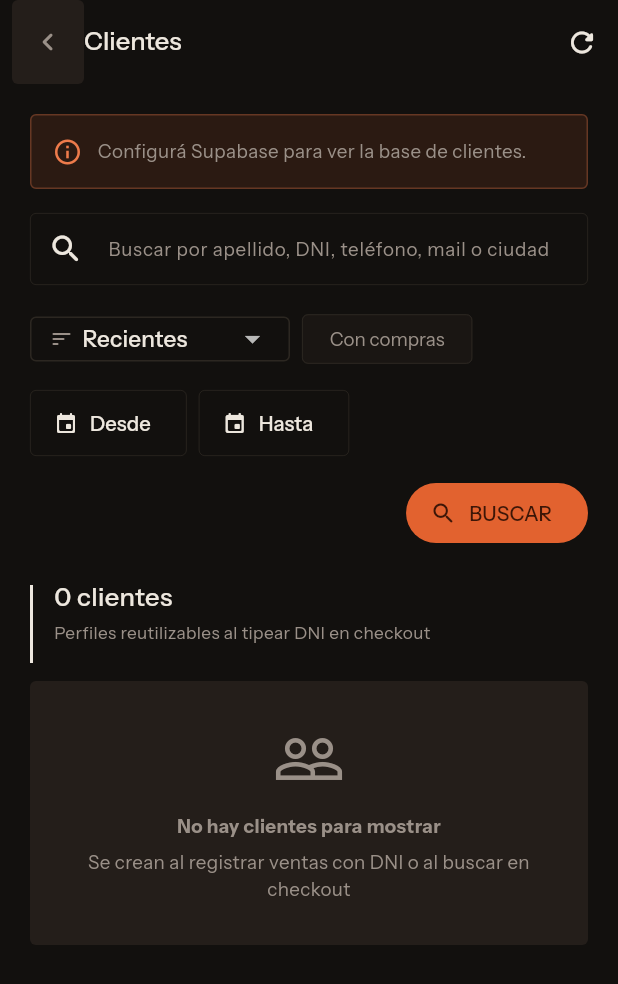
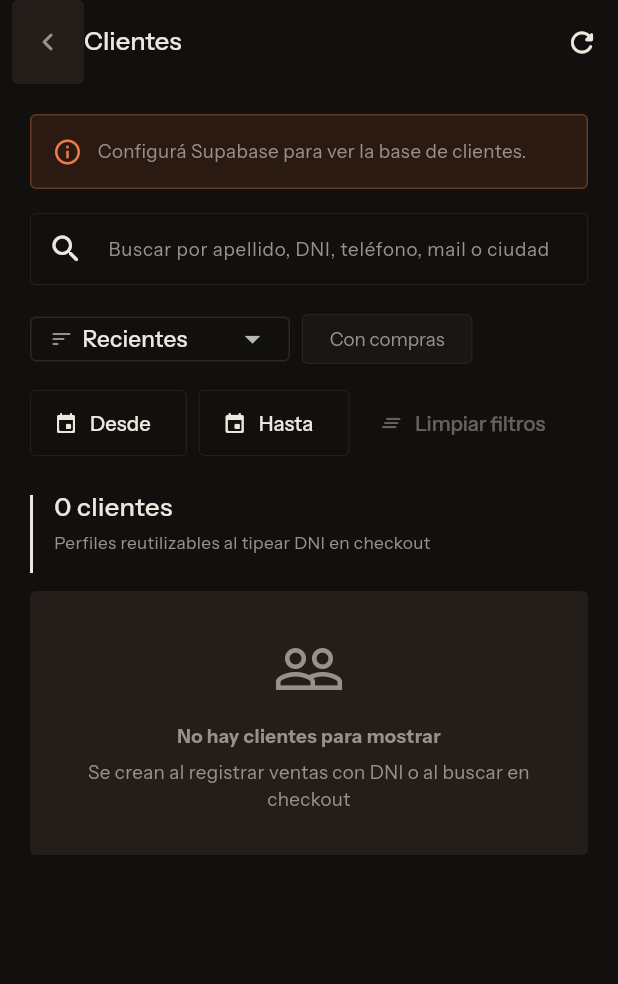
Before and after one commit to ciruela/feria-app, a Flutter app: the AdminClientesScreen screen opened directly, on a phone screen of 412 x 824 dp. Shown: the top 984 px of the screen. Run offline on Flutter 3.47's test engine with Material 3 defaults, Android fonts, the phone set to English and light mode, and no system bars; our stand-ins replace cached_network_image, file_picker, image_picker, pdf, printing, sentry_flutter and 3 more; missing offline and left inert: excel, google_mlkit_text_recognition; accounts and stored records are empty.

Commit message:
feat(clientes): búsqueda en vivo (debounce) y botón limpiar siempre visible
La búsqueda ahora filtra mientras se tipea (debounce 300ms) sin necesidad de
Enter; se quita el botón BUSCAR (redundante). El botón "Limpiar filtros" queda
siempre visible y también limpia el texto de búsqueda.

Co-authored-by: Cursor <cursoragent@cursor.com>

```diff
--- a/lib/screens/admin/admin_clientes_screen.dart
+++ b/lib/screens/admin/admin_clientes_screen.dart
@@ -1,3 +1,5 @@
+import 'dart:async';
+
 import 'package:flutter/material.dart';
 
 import '../../config/app_config.dart';
@@ -29,6 +31,7 @@ class _AdminClientesScreenState extends State<AdminClientesScreen> {
   List<String> _fiscalOptions = const [];
   DateTime? _from;
   DateTime? _to;
+  Timer? _debounce;
 
   @override
   void initState() {
@@ -53,8 +56,18 @@ class _AdminClientesScreenState extends State<AdminClientesScreen> {
 
   @override
   void dispose() {
+    _debounce?.cancel();
     _searchController.dispose();
     super.dispose();
+  }
+
+  /// Búsqueda en vivo: recarga con un pequeño debounce mientras se tipea.
+  void _onSearchChanged(String _) {
+    setState(() {});
+    _debounce?.cancel();
+    _debounce = Timer(const Duration(milliseconds: 300), () {
+      if (mounted) _load();
+    });
   }
 
   Future<void> _load() async {
@@ -123,7 +136,9 @@ class _AdminClientesScreenState extends State<AdminClientesScreen> {
   }
 
   void _clearFilters() {
+    _debounce?.cancel();
     setState(() {
+      _searchController.clear();
       _sort = ClientesSort.recent;
       _onlyWithSales = false;
       _fiscal = '';
@@ -218,12 +233,14 @@ class _AdminClientesScreenState extends State<AdminClientesScreen> {
           label: Text(_to == null ? 'Hasta' : 'Hasta ${_fmtDate(_to!)}'),
           onPressed: () => _pickDate(isFrom: false),
         ),
-        if (_hasActiveFilters)
-          TextButton.icon(
-            icon: const Icon(Icons.clear_all_rounded, size: 16),
-            label: const Text('Limpiar filtros'),
-            onPressed: _clearFilters,
-          ),
+        TextButton.icon(
+          icon: const Icon(Icons.clear_all_rounded, size: 16),
+          label: const Text('Limpiar filtros'),
+          onPressed:
+              (_hasActiveFilters || _searchController.text.trim().isNotEmpty)
+                  ? _clearFilters
+                  : null,
+        ),
       ],
     );
   }
@@ -274,6 +291,7 @@ class _AdminClientesScreenState extends State<AdminClientesScreen> {
                     : IconButton(
                         tooltip: 'Limpiar',
                         onPressed: () {
+                          _debounce?.cancel();
                           _searchController.clear();
                           _load();
                         },
@@ -284,19 +302,10 @@ class _AdminClientesScreenState extends State<AdminClientesScreen> {
                 fillColor: AppColors.surface,
               ),
               onSubmitted: (_) => _load(),
-              onChanged: (_) => setState(() {}),
+              onChanged: _onSearchChanged,
             ),
             const SizedBox(height: 12),
             _buildFilters(context),
-            const SizedBox(height: 12),
-            Align(
-              alignment: Alignment.centerRight,
-              child: FilledButton.icon(
-                onPressed: _loading ? null : _load,
-                icon: const Icon(Icons.search_rounded, size: 18),
-                label: const Text('BUSCAR'),
-              ),
-            ),
             const SizedBox(height: 20),
             SectionHeader(
               title: '${_clientes.length} clientes',
```
